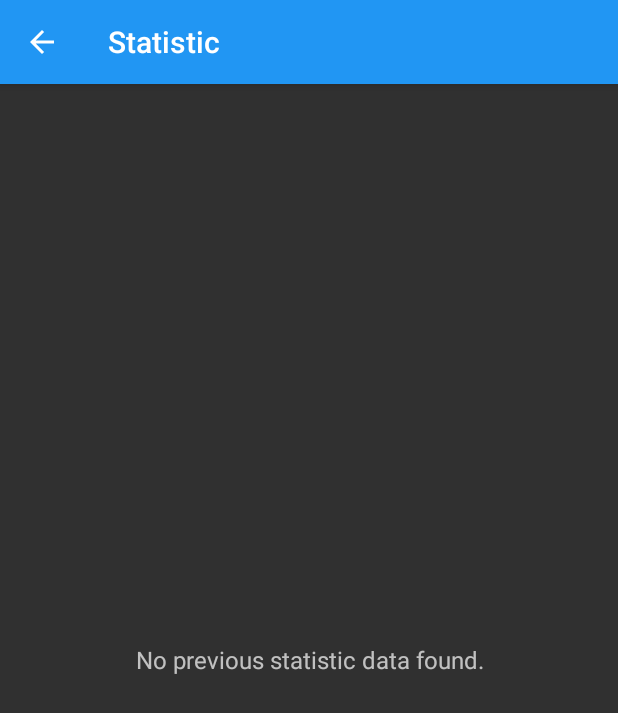
After one commit to Oxydation/TaskTracker, an Android app: the StatisticsActivity screen opened directly, with no data from a screen before it, on a phone screen of 412 x 824 dp. The commit adds this screen. Shown: the top 713 px of the screen. Run offline under Robolectric (Android 15) with nearby library versions, the phone set to English and light mode, and no system bars.

Commit message:
Added statistics view and handling

```diff
--- a/app/src/main/java/com/mathias/apps/tasktracker/activities/EditTaskActivity.java
+++ b/app/src/main/java/com/mathias/apps/tasktracker/activities/EditTaskActivity.java
@@ -14,7 +14,7 @@ import android.widget.EditText;
 import android.widget.Spinner;
 
 import com.mathias.apps.tasktracker.R;
-import com.mathias.apps.tasktracker.database.TasksDataSource;
+import com.mathias.apps.tasktracker.database.DataSource;
 import com.mathias.apps.tasktracker.models.SubTask;
 import com.mathias.apps.tasktracker.models.Task;
 
@@ -22,7 +22,7 @@ import java.util.ArrayList;
 import java.util.concurrent.TimeUnit;
 
 public class EditTaskActivity extends AppCompatActivity implements AdapterView.OnItemSelectedListener {
-    private TasksDataSource dataSource;
+    private DataSource dataSource;
     private String selectedColor;
 
     @Override
@@ -32,7 +32,7 @@ public class EditTaskActivity extends AppCompatActivity implements AdapterView.O
         Toolbar toolbar = (Toolbar) findViewById(R.id.toolbar);
         setSupportActionBar(toolbar);
 
-        dataSource = new TasksDataSource(this);
+        dataSource = new DataSource(this);
 
         final Task editTask = dataSource.getTask(getIntent().getExtras().getLong("taskId"));
 
--- a/app/src/main/java/com/mathias/apps/tasktracker/activities/NewTaskActivity.java
+++ b/app/src/main/java/com/mathias/apps/tasktracker/activities/NewTaskActivity.java
@@ -13,7 +13,7 @@ import android.widget.EditText;
 import android.widget.Spinner;
 
 import com.mathias.apps.tasktracker.R;
-import com.mathias.apps.tasktracker.database.TasksDataSource;
+import com.mathias.apps.tasktracker.database.DataSource;
 import com.mathias.apps.tasktracker.models.SubTask;
 import com.mathias.apps.tasktracker.models.Task;
 
@@ -21,7 +21,7 @@ import java.util.ArrayList;
 
 public class NewTaskActivity extends AppCompatActivity implements AdapterView.OnItemSelectedListener {
 
-    private TasksDataSource dataSource;
+    private DataSource dataSource;
     private String selectedColor;
 
     // http://stackoverflow.com/questions/15393899/how-to-close-activity-and-go-back-to-previous-activity-in-android
@@ -33,7 +33,7 @@ public class NewTaskActivity extends AppCompatActivity implements AdapterView.On
         Toolbar toolbar = (Toolbar) findViewById(R.id.toolbar);
         setSupportActionBar(toolbar);
 
-        dataSource = new TasksDataSource(this);
+        dataSource = new DataSource(this);
         // final ArrayAdapter<String> adapter = new ArrayAdapter<>(this, android.R.layout.simple_list_item_1, subTasks);
        /* final ListView listViewSubtasks = (ListView) findViewById(R.id.listViewSubtasks);
         listViewSubtasks.setAdapter(adapter);
--- /dev/null
+++ b/app/src/main/java/com/mathias/apps/tasktracker/activities/StatisticsActivity.java
@@ -0,0 +1,41 @@
+package com.mathias.apps.tasktracker.activities;
+
+import android.os.Bundle;
+import android.support.v7.app.AppCompatActivity;
+import android.support.v7.widget.Toolbar;
+import android.widget.ListView;
+import android.widget.TextView;
+
+import com.mathias.apps.tasktracker.R;
+import com.mathias.apps.tasktracker.adapters.StatisticsCursorAdapter;
+import com.mathias.apps.tasktracker.database.DataSource;
+
+public class StatisticsActivity extends AppCompatActivity {
+
+    private DataSource dataSource;
+    private StatisticsCursorAdapter cursorAdapter;
+    private ListView listView;
+
+    @Override
+    protected void onCreate(Bundle savedInstanceState) {
+        super.onCreate(savedInstanceState);
+        setContentView(R.layout.activity_statistics);
+        Toolbar toolbar = (Toolbar) findViewById(R.id.toolbar);
+        setSupportActionBar(toolbar);
+
+        dataSource = new DataSource(this);
+        // Get list and set empty view
+        listView = (ListView) findViewById(R.id.listViewStatistics);
+        TextView emptyView = (TextView) findViewById(R.id.statistic_list_empty);
+        listView.setEmptyView(emptyView);
+
+        registerForContextMenu(listView);
+
+        dataSource = new DataSource(this);
+        cursorAdapter = new StatisticsCursorAdapter(this, dataSource.getAllStatisticLogsCursor(), 0);
+        listView.setAdapter(cursorAdapter);
+
+        getSupportActionBar().setDisplayHomeAsUpEnabled(true);
+    }
+
+}
--- /dev/null
+++ b/app/src/main/java/com/mathias/apps/tasktracker/activities/StatisticsActivityFragment.java
@@ -0,0 +1,24 @@
+package com.mathias.apps.tasktracker.activities;
+
+import android.os.Bundle;
+import android.support.v4.app.Fragment;
+import android.view.LayoutInflater;
+import android.view.View;
+import android.view.ViewGroup;
+
+import com.mathias.apps.tasktracker.R;
+
+/**
+ * A placeholder fragment containing a simple view.
+ */
+public class StatisticsActivityFragment extends Fragment {
+
+    public StatisticsActivityFragment() {
+    }
+
+    @Override
+    public View onCreateView(LayoutInflater inflater, ViewGroup container,
+                             Bundle savedInstanceState) {
+        return inflater.inflate(R.layout.fragment_statistics, container, false);
+    }
+}
--- a/app/src/main/java/com/mathias/apps/tasktracker/adapters/TaskListCursorAdapter.java
+++ b/app/src/main/java/com/mathias/apps/tasktracker/adapters/TaskListCursorAdapter.java
@@ -15,7 +15,7 @@ import android.widget.TextView;
 
 import com.mathias.apps.tasktracker.R;
 import com.mathias.apps.tasktracker.activities.TimerActivity;
-import com.mathias.apps.tasktracker.database.TasksDataSource;
+import com.mathias.apps.tasktracker.database.DataSource;
 import com.mathias.apps.tasktracker.models.Task;
 
 import java.util.concurrent.TimeUnit;
@@ -48,7 +48,7 @@ public class TaskListCursorAdapter extends CursorAdapter implements View.OnCreat
     @Override
     public void bindView(View view, final Context context, Cursor cursor) {
         ViewHolder holder;
-        Task task = TasksDataSource.cursorToTask(cursor);
+        Task task = DataSource.cursorToTask(cursor);
 
         final long id;
         if (task != null) {
--- a/app/src/main/java/com/mathias/apps/tasktracker/database/TasksDataSource.java
+++ b/app/src/main/java/com/mathias/apps/tasktracker/database/DataSource.java
@@ -22,14 +22,14 @@ import java.util.List;
 /**
  * Created by Mathias on 18/02/2016.
  */
-public class TasksDataSource {
+public class DataSource {
 
     private static final String LOGTAG = "TASKTRACKER";
 
     private SQLiteDatabase db;
     private final SQLiteOpenHelper helper;
 
-    public TasksDataSource(Context context) {
+    public DataSource(Context context) {
         // Create or access db
         helper = new DBHelper(context);
     }
@@ -262,7 +262,7 @@ public class TasksDataSource {
         return statisticLog;
     }
 
-    private StatisticLog cursorToStatisticLog(Cursor cursor) {
+    public static StatisticLog cursorToStatisticLog(Cursor cursor) {
         try {
             StatisticLog statisticLog = new StatisticLog();
             Task task = null;
--- /dev/null
+++ b/app/src/main/res/layout/activity_statistics.xml
@@ -0,0 +1,27 @@
+<?xml version="1.0" encoding="utf-8"?>
+<android.support.design.widget.CoordinatorLayout xmlns:android="http://schemas.android.com/apk/res/android"
+    xmlns:app="http://schemas.android.com/apk/res-auto"
+    xmlns:tools="http://schemas.android.com/tools"
+    android:layout_width="match_parent"
+    android:layout_height="match_parent"
+    android:fitsSystemWindows="true"
+    tools:context="com.mathias.apps.tasktracker.activities.StatisticsActivity">
+
+    <android.support.design.widget.AppBarLayout
+        android:layout_width="match_parent"
+        android:layout_height="wrap_content"
+        android:theme="@style/AppTheme.AppBarOverlay">
+
+        <android.support.v7.widget.Toolbar
+            android:id="@+id/toolbar"
+            android:layout_width="match_parent"
+            android:layout_height="?attr/actionBarSize"
+            android:background="?attr/colorPrimary"
+            app:popupTheme="@style/AppTheme.PopupOverlay" />
+
+    </android.support.design.widget.AppBarLayout>
+
+    <include layout="@layout/content_statistics" />
+
+
+</android.support.design.widget.CoordinatorLayout>
--- /dev/null
+++ b/app/src/main/res/layout/fragment_statistics.xml
@@ -0,0 +1,30 @@
+<RelativeLayout xmlns:android="http://schemas.android.com/apk/res/android"
+    xmlns:tools="http://schemas.android.com/tools"
+    android:layout_width="match_parent"
+    android:layout_height="match_parent"
+    android:paddingBottom="@dimen/activity_vertical_margin"
+    android:paddingLeft="@dimen/activity_horizontal_margin"
+    android:paddingRight="@dimen/activity_horizontal_margin"
+    android:paddingTop="@dimen/activity_vertical_margin"
+    tools:context="com.mathias.apps.tasktracker.activities.StatisticsActivityFragment"
+    tools:showIn="@layout/activity_statistics">
+
+    <ListView
+        android:layout_width="wrap_content"
+        android:layout_height="wrap_content"
+        android:id="@+id/listViewStatistics"
+        android:layout_alignParentTop="true"
+        android:layout_alignParentLeft="true"
+        android:layout_alignParentStart="true" />
+
+    <TextView
+        android:id="@+id/statistic_list_empty"
+        android:layout_width="match_parent"
+        android:layout_height="wrap_content"
+        android:layout_centerVertical="true"
+        android:layout_margin="16dp"
+        android:gravity="center"
+        android:text="@string/statistic_list_empty"
+        android:textSize="16sp"
+        android:visibility="gone" />
+</RelativeLayout>
--- a/app/src/main/res/menu/menu_task_list.xml
+++ b/app/src/main/res/menu/menu_task_list.xml
@@ -4,7 +4,7 @@
     tools:context=".activities.TaskListActivity">
     <item
         android:id="@+id/action_statistic"
-        android:enabled="false"
+        android:enabled="true"
         android:icon="@drawable/ic_equalizer_white_48dp"
         android:orderInCategory="100"
         android:title="@string/action_statistic"
--- a/app/src/main/res/values/strings.xml
+++ b/app/src/main/res/values/strings.xml
@@ -51,4 +51,10 @@
     <string name="pomodoro_work_time_up">Work time is up.</string>
     <string name="pomodoro_break_time">It\'s break time.</string>
     <string name="color_spinner_label">Color:</string>
+    <string name="title_activity_statistics">Statistic</string>
+    <string name="statistic_list_empty">No previous statistic data found.</string>
+    <string name="statistic_action_default">Action</string>
+    <string name="statistic_timestamp_default">1.1.1900</string>
+    <string name="statistics_worktime_default">Work: 00h 00m 00s</string>
+    <string name="statistics_breaktime_default">Break: 00m 00s</string>
 </resources>
```
Also changed, not shown: app/src/main/AndroidManifest.xml (+10 -0 lines), app/src/main/java/com/mathias/apps/tasktracker/activities/TaskListActivity.java (+12 -9 lines), app/src/main/java/com/mathias/apps/tasktracker/activities/TimerActivity.java (+21 -3 lines), app/src/main/java/com/mathias/apps/tasktracker/adapters/StatisticsCursorAdapter.java (added, +138 -0 lines), app/src/main/res/layout/content_statistics.xml (added, +9 -0 lines), app/src/main/res/layout/statistics_item.xml (added, +73 -0 lines), app/src/main/res/menu/menu_statistics.xml (added, +10 -0 lines).
